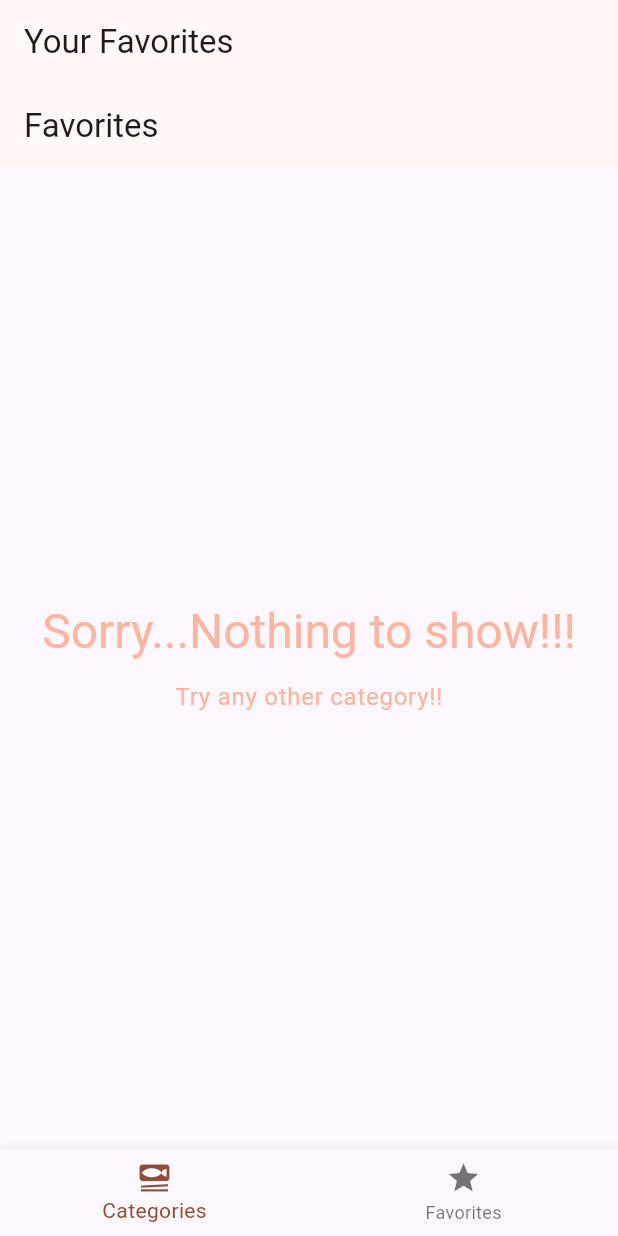
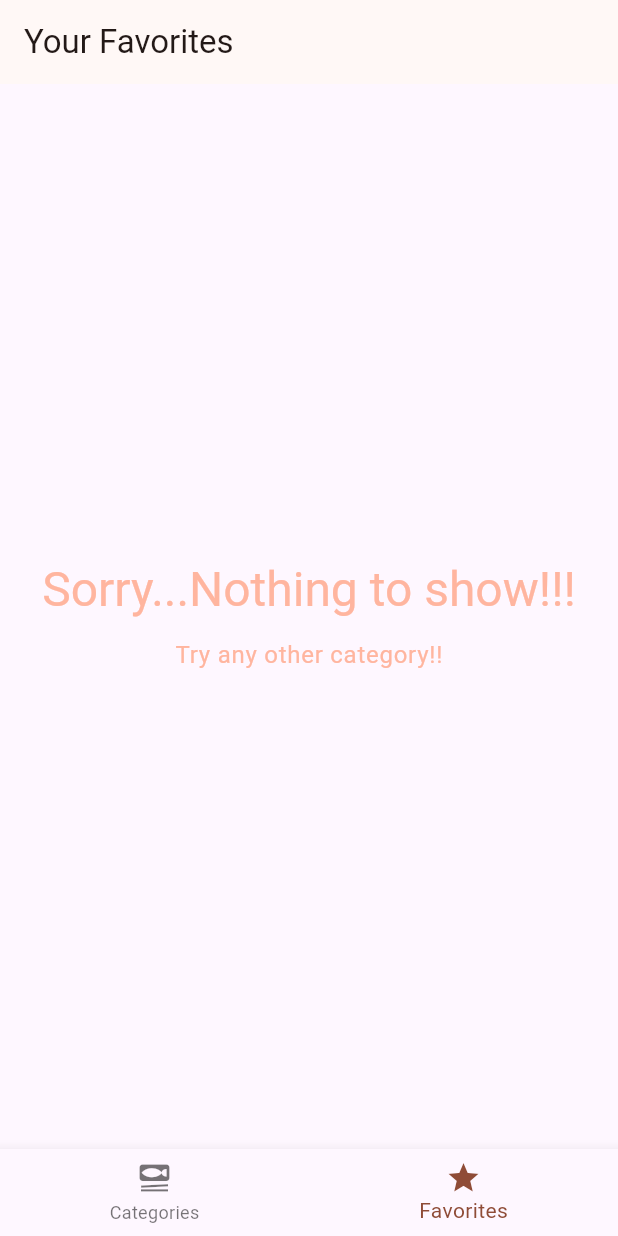
Before and after one commit to Iftikhar-Shams-Niloy/flutter_doctor_craving, a Flutter app: the screen it shows after launch, item 2 of the bottom bar chosen, on a phone screen of 412 x 824 dp. Run offline on Flutter 3.47's test engine with Material 3 defaults, Android fonts, the light colour scheme and no system bars; our stand-ins replace transparent_image.

Commit message:
tabs screen functionality updated

```diff
--- a/lib/screens/foods_screen.dart
+++ b/lib/screens/foods_screen.dart
@@ -6,11 +6,11 @@ import 'package:flutter_doctor_craving/widgets/food_item.dart';
 class FoodsScreen extends StatelessWidget {
   const FoodsScreen({
     super.key,
-    required this.foodTitle,
+    this.foodTitle,
     required this.foods,
   });
 
-  final String foodTitle;
+  final String? foodTitle;
   final List<Food> foods;
 
   void selectFood(BuildContext context, Food food) {
@@ -57,9 +57,12 @@ class FoodsScreen extends StatelessWidget {
         ),
       );
     }
+    if (foodTitle == null){
+      return screenContent;
+    }
     return Scaffold(
       appBar: AppBar(
-        title: Text(foodTitle),
+        title: Text(foodTitle!),
       ),
       body: screenContent,
     );
--- a/lib/screens/tabs_screen.dart
+++ b/lib/screens/tabs_screen.dart
@@ -25,7 +25,7 @@ class _TabsScreenState extends State<TabsScreen> {
     var activePageTitle = "Categories";
 
     if (_selectedPageIndex == 1) {
-      activePage = FoodsScreen(foodTitle: "Favorites", foods: []);
+      activePage = FoodsScreen(foods: []);
       activePageTitle = "Your Favorites";
     }
 
@@ -36,6 +36,7 @@ class _TabsScreenState extends State<TabsScreen> {
       body: activePage,
       bottomNavigationBar: BottomNavigationBar(
         onTap: _selectPage,
+        currentIndex: _selectedPageIndex,
         items: [
           BottomNavigationBarItem(
             icon: Icon(Icons.set_meal),
```
Also changed, not shown: lib/screens/food_categories_screen.dart (+1 -6 lines).
